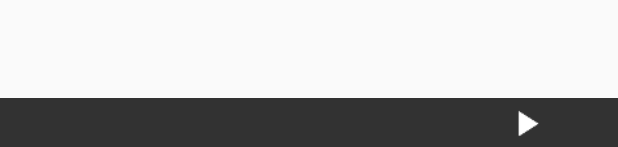
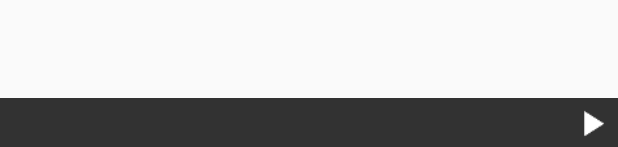
Before and after one commit to uda832/MuzicPlayer, an Android app: the layout activity_main.xml on its own in the app's theme, with its tools: preview values and no code run, on a phone screen of 412 x 824 dp. Shown: the part 1086-1233 px from the top of the screen. Run offline under Robolectric (Android 15) with nearby library versions, the phone set to English and light mode, and no system bars.

Commit message:
Visual Polish: controller_bar
- Prevent play button from moving by replacing rootView with
  RelativeLayout.
- Make the songTitle MARQUEE (scroll if too long).

```diff
--- a/app/src/main/res/layout/activity_main.xml
+++ b/app/src/main/res/layout/activity_main.xml
@@ -42,24 +42,35 @@
         android:layout_gravity="bottom"
         android:layout_width="match_parent"
         android:layout_height="wrap_content">
-        <LinearLayout
+        <RelativeLayout
             android:id="@+id/controller_bar"
             android:layout_width="match_parent"
             android:layout_height="match_parent"
-            android:background="#CC000000"
-            android:orientation="horizontal">
+            android:background="#CC000000">
 
             <ImageView
                 android:id="@+id/cb_art"
                 android:layout_width="wrap_content"
                 android:layout_height="wrap_content"
-                android:layout_weight="1"
+                android:layout_alignParentLeft="true"
                 />
-
-            <LinearLayout
+            <CheckBox
+                android:id="@+id/cb_play_pause"
+                android:scaleX="1.3"
+                android:scaleY="1.3"
+                android:layout_margin="5dp"
+                android:background="@android:color/transparent"
+                android:button="@drawable/play_pause"
                 android:layout_width="wrap_content"
                 android:layout_height="wrap_content"
-                android:layout_weight="8"
+                android:layout_alignParentRight="true"
+                />
+            <LinearLayout
+                android:layout_width="0dp"
+                android:layout_height="wrap_content"
+                android:layout_marginLeft="10dp"
+                android:layout_toRightOf="@id/cb_art"
+                android:layout_toLeftOf="@id/cb_play_pause"
                 android:orientation="vertical">
                 <TextView
                     android:id="@+id/cb_title"
@@ -76,19 +87,7 @@
                     android:textColor="#FFFFFF"
                     />
             </LinearLayout>
-
-            <CheckBox
-                android:scaleX="1.3"
-                android:scaleY="1.3"
-                android:layout_margin="5dp"
-                android:id="@+id/cb_play_pause"
-                android:background="@android:color/transparent"
-                android:button="@drawable/play_pause"
-                android:layout_width="wrap_content"
-                android:layout_height="wrap_content"
-                android:layout_weight="1"
-                />
-        </LinearLayout>
+        </RelativeLayout>
     </FrameLayout>
 
 </android.support.design.widget.CoordinatorLayout>
```
Also changed, not shown: app/src/main/java/com/example/ud4/muzicplayer/MainActivity.java (+39 -29 lines), 2 other files.
